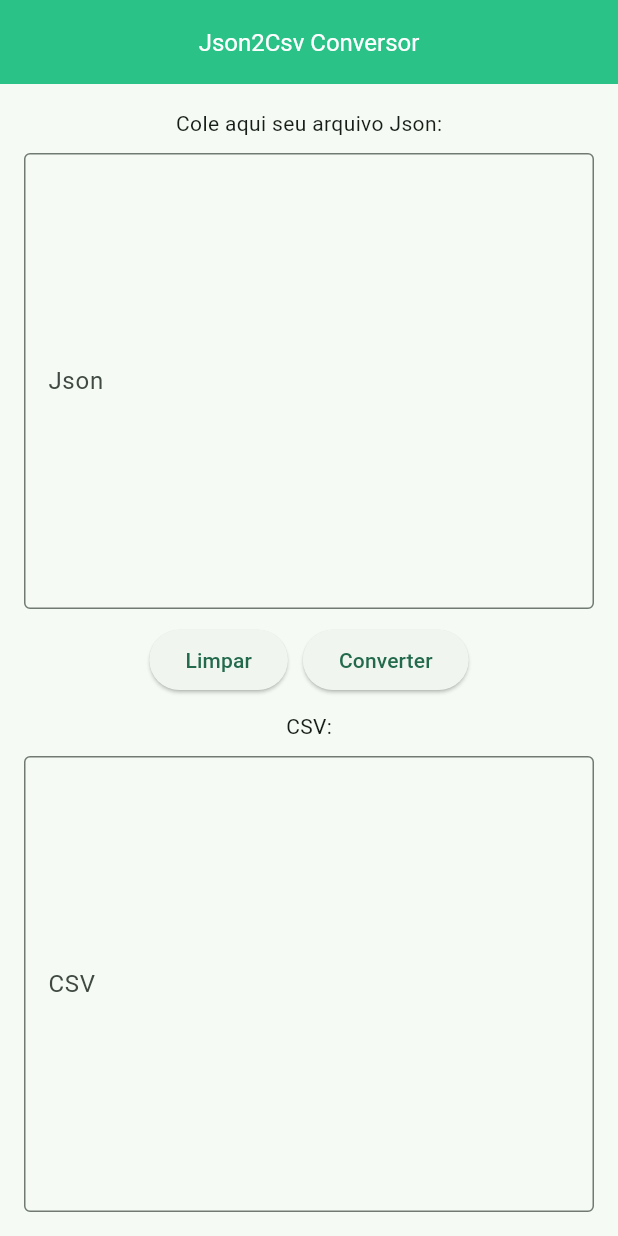
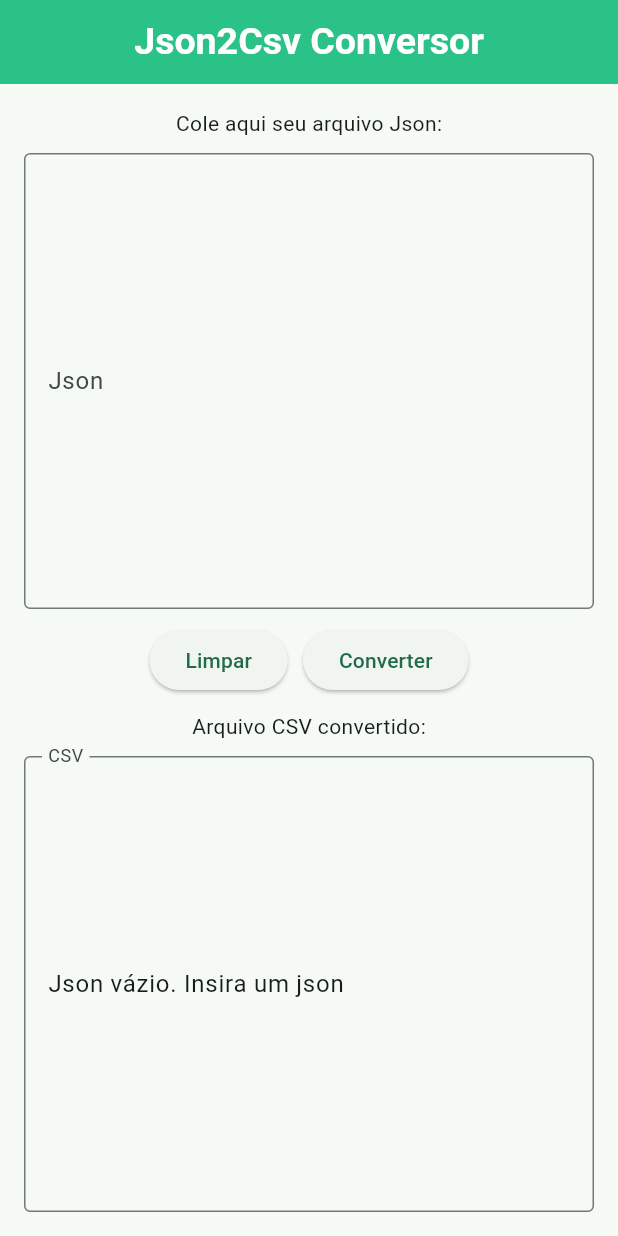
Before and after one commit to luisabritod/Json2Csv, a Flutter app: the screen it shows after launch, after a tap on "Converter", on a phone screen of 412 x 824 dp. Run offline on Flutter 3.47's test engine with Material 3 defaults, Android fonts, the light colour scheme and no system bars.

Commit message:
conecta a função de converter com a tela inicial

```diff
--- a/lib/home_page.dart
+++ b/lib/home_page.dart
@@ -1,10 +1,27 @@
 import 'package:flutter/material.dart';
+import 'package:json2csv/json_converter.dart';
 
-class HomePage extends StatelessWidget {
-  HomePage({super.key});
+class HomePage extends StatefulWidget {
+  const HomePage({super.key});
 
+  @override
+  State<HomePage> createState() => _HomePageState();
+}
+
+class _HomePageState extends State<HomePage> {
   final TextEditingController _jsonController = TextEditingController();
   final TextEditingController _csvController = TextEditingController();
+
+  void _convertJsonToCsv() {
+    String json = _jsonController.text;
+    String csv = convertJsonToCsv(json);
+    _csvController.text = csv;
+  }
+
+  void _clear() {
+    _jsonController.clear();
+    _csvController.clear();
+  }
 
   @override
   Widget build(BuildContext context) {
@@ -12,10 +29,15 @@ class HomePage extends StatelessWidget {
       appBar: AppBar(
         title: Text(
           'Json2Csv Conversor',
-          style: TextStyle(fontSize: 16, color: Colors.white),
+          style: TextStyle(
+            fontSize: 25,
+            color: Colors.white,
+            fontWeight: FontWeight.bold,
+          ),
         ),
         backgroundColor: Color.fromARGB(255, 43, 194, 136),
         centerTitle: true,
+        elevation: 0,
       ),
 
       body: Padding(
@@ -40,13 +62,16 @@ class HomePage extends StatelessWidget {
               Row(
                 mainAxisAlignment: MainAxisAlignment.center,
                 children: [
-                  ElevatedButton(onPressed: () {}, child: Text('Limpar')),
+                  ElevatedButton(onPressed: _clear, child: Text('Limpar')),
                   SizedBox(width: 10),
-                  ElevatedButton(onPressed: () {}, child: Text('Converter')),
+                  ElevatedButton(
+                    onPressed: _convertJsonToCsv,
+                    child: Text('Converter'),
+                  ),
                 ],
               ),
               SizedBox(height: 10),
-              Text('CSV:'),
+              Text('Arquivo CSV convertido:'),
               SizedBox(height: 10),
               Expanded(
                 child: TextField(
--- /dev/null
+++ b/lib/json_converter.dart
@@ -0,0 +1,16 @@
+import 'dart:convert';
+
+String convertJsonToCsv(String json) {
+  // ver se o json está vázio ou não
+  if (json.trim().isEmpty) {
+    return 'Json vázio. Insira um json';
+  }
+
+  // ver se o json é válido
+  try {
+    final List<dynamic> jsonList = jsonDecode(json);
+    return 'json to csv: $jsonList';
+  } catch (erro) {
+    return 'Json não é válido. $erro';
+  }
+}
```
